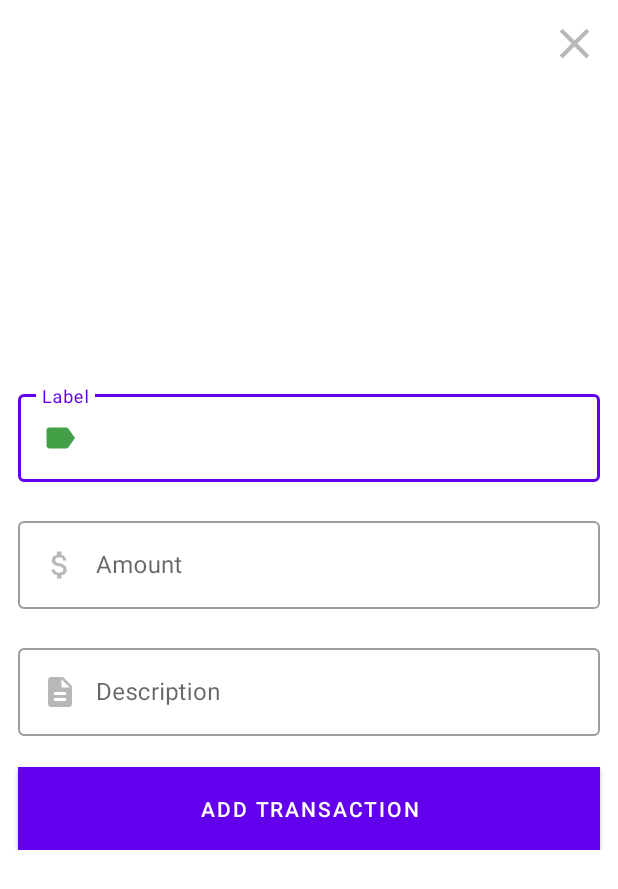
After one commit to SuneelKM/Android_ExpenseTracker, an Android app: the AddTransactionActivity screen opened directly, with no data from a screen before it, on a phone screen of 412 x 824 dp. The commit adds this screen. Shown: the top 889 px of the screen. Run offline under Robolectric (Android 15) with nearby library versions, the phone set to English and light mode, and no system bars.

Commit message:
Add A New Transaction Activity

```diff
--- a/app/build.gradle
+++ b/app/build.gradle
@@ -42,5 +42,5 @@
     androidTestImplementation 'androidx.test.ext:junit:1.1.3'
     androidTestImplementation 'androidx.test.espresso:espresso-core:3.4.0'
 
-    implementation 'com.google.android.material:material:1.5.0'
+    implementation 'com.google.android.material:material:1.6.0'
 }
--- a/app/src/main/AndroidManifest.xml
+++ b/app/src/main/AndroidManifest.xml
@@ -13,6 +13,10 @@
         android:supportsRtl="true"
         android:theme="@style/Theme.ExpenseTracker"
         tools:targetApi="31">
+
+        <activity
+            android:name=".AddTransactionActivity"
+            android:exported="false" />
         <activity
             android:name=".MainActivity"
             android:exported="true">
--- /dev/null
+++ b/app/src/main/java/com/example/expensetracker/AddTransactionActivity.kt
@@ -0,0 +1,44 @@
+package com.example.expensetracker
+
+import androidx.appcompat.app.AppCompatActivity
+import android.os.Bundle
+import androidx.core.widget.addTextChangedListener
+import com.example.expensetracker.R
+import kotlinx.android.synthetic.main.activity_add_transaction.*
+
+
+class AddTransactionActivity : AppCompatActivity() {
+    override fun onCreate(savedInstanceState: Bundle?) {
+        super.onCreate(savedInstanceState)
+        setContentView(R.layout.activity_add_transaction)
+
+        labelInput.addTextChangedListener {
+            if(it!!.count() > 0)
+                labelLayout.error = null
+        }
+
+        amountInput.addTextChangedListener {
+            if(it!!.count() > 0)
+                amountLayout.error = null
+        }
+
+        addTransactionBtn.setOnClickListener {
+            val label = labelInput.text.toString()
+            val description = descriptionInput.text.toString()
+            val amount = amountInput.text.toString().toDoubleOrNull()
+
+            if(label.isEmpty())
+                labelLayout.error = "Please enter a valid label"
+
+            if(amount == null)
+                amountLayout.error = "Please enter a valid amount"
+
+        }
+
+        closeBtn.setOnClickListener {
+            finish()
+        }
+    }
+
+
+}
--- a/app/src/main/java/com/example/expensetracker/MainActivity.kt
+++ b/app/src/main/java/com/example/expensetracker/MainActivity.kt
@@ -1,7 +1,9 @@
 package com.example.expensetracker
 
+import android.content.Intent
 import androidx.appcompat.app.AppCompatActivity
 import android.os.Bundle
+import androidx.recyclerview.widget.RecyclerView
 import com.alterpat.budgettracker.TransactionAdapter
 import kotlinx.android.synthetic.main.activity_main.*
 
@@ -23,7 +25,7 @@
             Transaction("Weekend Budget", 400.00),
             Transaction("Weekend Budget", 400.00),
             Transaction("Weekend Budget", 400.00),
-            Transaction("Weekend BudgetWeekend BudgetWeekend Budget,Weekend Budget", 10000.00),
+            Transaction("Weekend Budget,Weekend Budget", 1000000000.00),
             Transaction("Weekend Budget", 400.00),
             Transaction("Weekend Budget", 400.00),
             Transaction("Weekend Budget", 400.00),
@@ -34,8 +36,15 @@
             Transaction("Weekend Budget", 400.00)
         )
         transactionAdapter = TransactionAdapter(transactions)
-        recyclerview.adapter = transactionAdapter
+        val recyclerView = findViewById<RecyclerView>(R.id.recyclerview)
+        recyclerView.adapter = transactionAdapter
         updateDashboard()
+
+        addBtn.setOnClickListener{
+            val intent = Intent(this, AddTransactionActivity::class.java)
+            startActivity(intent)
+        }
+
     }
 
     private fun updateDashboard(){
--- /dev/null
+++ b/app/src/main/res/drawable/close_bg.xml
@@ -0,0 +1,6 @@
+<?xml version="1.0" encoding="utf-8"?>
+<ripple xmlns:android="http://schemas.android.com/apk/res/android"
+android:color="?rippleColor">
+
+<item android:drawable="@drawable/ic_close"/>
+</ripple>
--- /dev/null
+++ b/app/src/main/res/drawable/description_selector.xml
@@ -0,0 +1,10 @@
+<?xml version="1.0" encoding="utf-8"?>
+<selector xmlns:android="http://schemas.android.com/apk/res/android">
+
+    <item android:state_focused="true"
+        android:drawable="@drawable/ic_description_focused"/>
+    <item android:state_focused="false"
+        android:drawable="@drawable/ic_description"/>
+
+
+</selector>
--- /dev/null
+++ b/app/src/main/res/drawable/ic_close.xml
@@ -0,0 +1,5 @@
+<vector android:height="24dp" android:tint="#BAB7BA"
+    android:viewportHeight="24" android:viewportWidth="24"
+    android:width="24dp" xmlns:android="http://schemas.android.com/apk/res/android">
+    <path android:fillColor="@android:color/white" android:pathData="M19,6.41L17.59,5 12,10.59 6.41,5 5,6.41 10.59,12 5,17.59 6.41,19 12,13.41 17.59,19 19,17.59 13.41,12z"/>
+</vector>
--- /dev/null
+++ b/app/src/main/res/drawable/ic_description.xml
@@ -0,0 +1,5 @@
+<vector android:height="24dp" android:tint="#BAB7BA"
+    android:viewportHeight="24" android:viewportWidth="24"
+    android:width="24dp" xmlns:android="http://schemas.android.com/apk/res/android">
+    <path android:fillColor="@android:color/white" android:pathData="M14,2L6,2c-1.1,0 -1.99,0.9 -1.99,2L4,20c0,1.1 0.89,2 1.99,2L18,22c1.1,0 2,-0.9 2,-2L20,8l-6,-6zM16,18L8,18v-2h8v2zM16,14L8,14v-2h8v2zM13,9L13,3.5L18.5,9L13,9z"/>
+</vector>
--- /dev/null
+++ b/app/src/main/res/drawable/ic_description_focused.xml
@@ -0,0 +1,5 @@
+<vector android:height="24dp" android:tint="@color/green"
+    android:viewportHeight="24" android:viewportWidth="24"
+    android:width="24dp" xmlns:android="http://schemas.android.com/apk/res/android">
+    <path android:fillColor="@android:color/white" android:pathData="M14,2L6,2c-1.1,0 -1.99,0.9 -1.99,2L4,20c0,1.1 0.89,2 1.99,2L18,22c1.1,0 2,-0.9 2,-2L20,8l-6,-6zM16,18L8,18v-2h8v2zM16,14L8,14v-2h8v2zM13,9L13,3.5L18.5,9L13,9z"/>
+</vector>
--- /dev/null
+++ b/app/src/main/res/drawable/ic_label.xml
@@ -0,0 +1,5 @@
+<vector android:autoMirrored="true" android:height="24dp"
+    android:tint="#BAB7BA" android:viewportHeight="24"
+    android:viewportWidth="24" android:width="24dp" xmlns:android="http://schemas.android.com/apk/res/android">
+    <path android:fillColor="@android:color/white" android:pathData="M17.63,5.84C17.27,5.33 16.67,5 16,5L5,5.01C3.9,5.01 3,5.9 3,7v10c0,1.1 0.9,1.99 2,1.99L16,19c0.67,0 1.27,-0.33 1.63,-0.84L22,12l-4.37,-6.16z"/>
+</vector>
--- /dev/null
+++ b/app/src/main/res/drawable/ic_label_focused.xml
@@ -0,0 +1,5 @@
+<vector android:autoMirrored="true" android:height="24dp"
+    android:tint="@color/green" android:viewportHeight="24"
+    android:viewportWidth="24" android:width="24dp" xmlns:android="http://schemas.android.com/apk/res/android">
+    <path android:fillColor="@android:color/white" android:pathData="M17.63,5.84C17.27,5.33 16.67,5 16,5L5,5.01C3.9,5.01 3,5.9 3,7v10c0,1.1 0.9,1.99 2,1.99L16,19c0.67,0 1.27,-0.33 1.63,-0.84L22,12l-4.37,-6.16z"/>
+</vector>
--- /dev/null
+++ b/app/src/main/res/drawable/ic_money.xml
@@ -0,0 +1,5 @@
+<vector android:height="24dp" android:tint="#BAB7BA"
+    android:viewportHeight="24" android:viewportWidth="24"
+    android:width="24dp" xmlns:android="http://schemas.android.com/apk/res/android">
+    <path android:fillColor="@android:color/white" android:pathData="M11.8,10.9c-2.27,-0.59 -3,-1.2 -3,-2.15 0,-1.09 1.01,-1.85 2.7,-1.85 1.78,0 2.44,0.85 2.5,2.1h2.21c-0.07,-1.72 -1.12,-3.3 -3.21,-3.81V3h-3v2.16c-1.94,0.42 -3.5,1.68 -3.5,3.61 0,2.31 1.91,3.46 4.7,4.13 2.5,0.6 3,1.48 3,2.41 0,0.69 -0.49,1.79 -2.7,1.79 -2.06,0 -2.87,-0.92 -2.98,-2.1h-2.2c0.12,2.19 1.76,3.42 3.68,3.83V21h3v-2.15c1.95,-0.37 3.5,-1.5 3.5,-3.55 0,-2.84 -2.43,-3.81 -4.7,-4.4z"/>
+</vector>
--- /dev/null
+++ b/app/src/main/res/drawable/ic_money_focused.xml
@@ -0,0 +1,5 @@
+<vector android:height="24dp" android:tint="@color/green"
+    android:viewportHeight="24" android:viewportWidth="24"
+    android:width="24dp" xmlns:android="http://schemas.android.com/apk/res/android">
+    <path android:fillColor="@android:color/white" android:pathData="M11.8,10.9c-2.27,-0.59 -3,-1.2 -3,-2.15 0,-1.09 1.01,-1.85 2.7,-1.85 1.78,0 2.44,0.85 2.5,2.1h2.21c-0.07,-1.72 -1.12,-3.3 -3.21,-3.81V3h-3v2.16c-1.94,0.42 -3.5,1.68 -3.5,3.61 0,2.31 1.91,3.46 4.7,4.13 2.5,0.6 3,1.48 3,2.41 0,0.69 -0.49,1.79 -2.7,1.79 -2.06,0 -2.87,-0.92 -2.98,-2.1h-2.2c0.12,2.19 1.76,3.42 3.68,3.83V21h3v-2.15c1.95,-0.37 3.5,-1.5 3.5,-3.55 0,-2.84 -2.43,-3.81 -4.7,-4.4z"/>
+</vector>
--- /dev/null
+++ b/app/src/main/res/drawable/label_selector.xml
@@ -0,0 +1,10 @@
+<?xml version="1.0" encoding="utf-8"?>
+<selector xmlns:android="http://schemas.android.com/apk/res/android">
+
+    <item android:state_focused="true"
+        android:drawable="@drawable/ic_label_focused"/>
+    <item android:state_focused="false"
+        android:drawable="@drawable/ic_label"/>
+
+
+</selector>
--- /dev/null
+++ b/app/src/main/res/drawable/money_selector.xml
@@ -0,0 +1,10 @@
+<?xml version="1.0" encoding="utf-8"?>
+<selector xmlns:android="http://schemas.android.com/apk/res/android">
+
+    <item android:state_focused="true"
+        android:drawable="@drawable/ic_money_focused"/>
+    <item android:state_focused="false"
+        android:drawable="@drawable/ic_money"/>
+
+
+</selector>
--- /dev/null
+++ b/app/src/main/res/layout/activity_add_transaction.xml
@@ -0,0 +1,95 @@
+<?xml version="1.0" encoding="utf-8"?>
+<androidx.constraintlayout.widget.ConstraintLayout xmlns:android="http://schemas.android.com/apk/res/android"
+    xmlns:app="http://schemas.android.com/apk/res-auto"
+    xmlns:tools="http://schemas.android.com/tools"
+    android:layout_width="match_parent"
+    android:layout_height="match_parent"
+    tools:context=".AddTransactionActivity">
+
+    <ImageButton
+        android:id="@+id/closeBtn"
+        android:layout_width="34dp"
+        android:layout_height="34dp"
+        android:layout_margin="12dp"
+        android:background="@drawable/close_bg"
+        app:layout_constraintEnd_toEndOf="parent"
+        app:layout_constraintTop_toTopOf="parent" />
+    <LinearLayout
+        android:layout_width="match_parent"
+        android:layout_height="wrap_content"
+        android:orientation="vertical"
+        app:layout_constraintBottom_toBottomOf="parent"
+        app:layout_constraintEnd_toEndOf="parent"
+        app:layout_constraintStart_toStartOf="parent"
+        app:layout_constraintTop_toTopOf="parent">
+
+        <com.google.android.material.textfield.TextInputLayout
+            android:id="@+id/labelLayout"
+            style="@style/Widget.MaterialComponents.TextInputLayout.OutlinedBox"
+            android:layout_width="match_parent"
+            android:layout_height="wrap_content"
+            android:layout_marginStart="12dp"
+            android:layout_marginEnd="12dp"
+            android:hint="Label"
+            app:errorEnabled="true">
+
+            <com.google.android.material.textfield.TextInputEditText
+                android:id="@+id/labelInput"
+                android:layout_width="match_parent"
+                android:layout_height="wrap_content"
+                android:drawableStart="@drawable/label_selector"
+                android:drawablePadding="12dp"
+                android:maxLines="1"
+                android:inputType="text"/>
+        </com.google.android.material.textfield.TextInputLayout>
+
+        <com.google.android.material.textfield.TextInputLayout
+            android:id="@+id/amountLayout"
+            style="@style/Widget.MaterialComponents.TextInputLayout.OutlinedBox"
+            android:layout_width="match_parent"
+            android:layout_height="wrap_content"
+            android:layout_marginStart="12dp"
+            android:layout_marginEnd="12dp"
+            android:hint="Amount"
+            app:errorEnabled="true">
+
+            <com.google.android.material.textfield.TextInputEditText
+                android:id="@+id/amountInput"
+                android:layout_width="match_parent"
+                android:layout_height="wrap_content"
+                android:drawableStart="@drawable/money_selector"
+                android:drawablePadding="12dp"
+                android:maxLines="1"
+                android:inputType="numberDecimal|numberSigned"/>
+        </com.google.android.material.textfield.TextInputLayout>
+
+        <com.google.android.material.textfield.TextInputLayout
+            android:id="@+id/descriptionLayout"
+            style="@style/Widget.MaterialComponents.TextInputLayout.OutlinedBox"
+            android:layout_width="match_parent"
+            android:layout_height="wrap_content"
+            android:layout_marginStart="12dp"
+            android:layout_marginEnd="12dp"
+            android:hint="Description"
+            app:errorEnabled="true">
+
+            <com.google.android.material.textfield.TextInputEditText
+                android:id="@+id/descriptionInput"
+                android:layout_width="match_parent"
+                android:layout_height="wrap_content"
+                android:drawableStart="@drawable/description_selector"
+                android:drawablePadding="12dp"
+                android:inputType="text|textMultiLine"/>
+        </com.google.android.material.textfield.TextInputLayout>
+        <Button
+            android:id="@+id/addTransactionBtn"
+            android:layout_width="match_parent"
+            android:layout_height="wrap_content"
+            android:text="Add transaction"
+            android:layout_marginStart="12dp"
+            android:layout_marginEnd="12dp"
+            android:padding="12dp"
+            android:background="@color/green"
+            android:textColor="@android:color/white"/>
+    </LinearLayout>
+</androidx.constraintlayout.widget.ConstraintLayout>
--- a/app/src/main/res/layout/activity_main.xml
+++ b/app/src/main/res/layout/activity_main.xml
@@ -138,6 +138,7 @@
             android:backgroundTint="@color/red"
             android:src="@drawable/ic_add"
             app:borderWidth="0dp"
-            app:tint="@color/white" />
+            app:tint="@color/white"
+            android:contentDescription="TODO" />
     </RelativeLayout>
 </androidx.coordinatorlayout.widget.CoordinatorLayout>
--- a/app/src/main/res/values/themes.xml
+++ b/app/src/main/res/values/themes.xml
@@ -13,5 +13,6 @@
         <item name="android:statusBarColor" tools:targetApi="l">?attr/colorPrimaryVariant</item>
         <!-- Customize your theme here. -->
         <item name="android:textColor">@color/textMain</item>
+        <item name="colorControlActivated">@color/green</item>
     </style>
 </resources>
```
